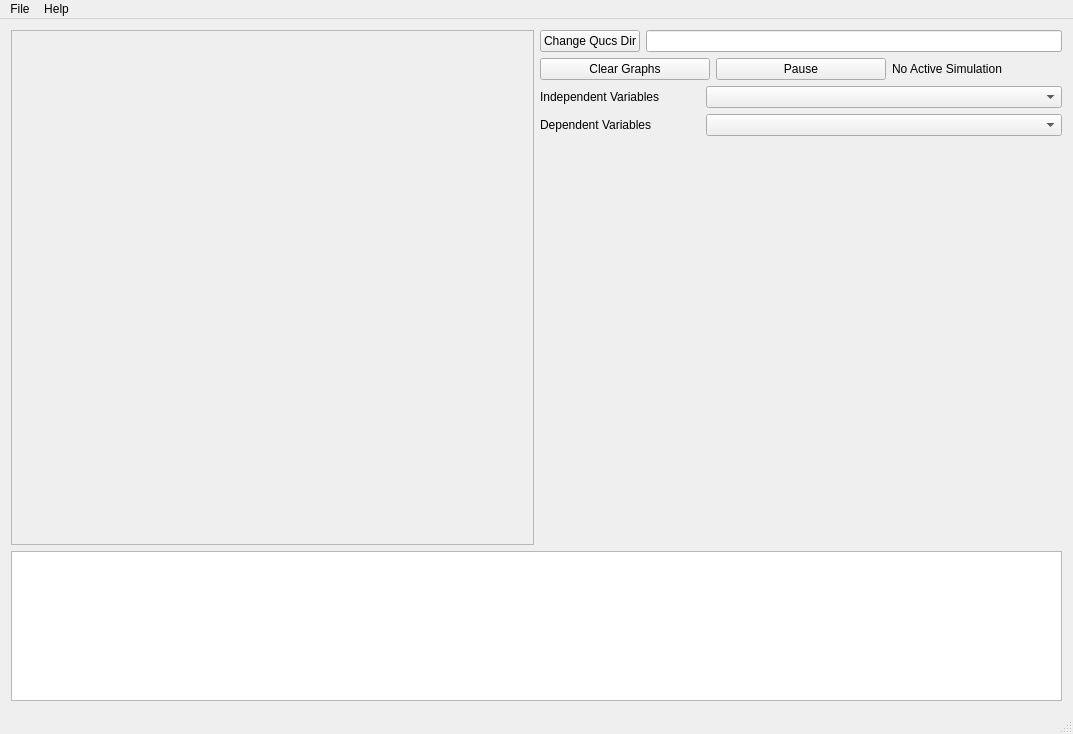
Old version of the form src/mainwindow.ui in the repository dom11990/ASCO_Visualizer.
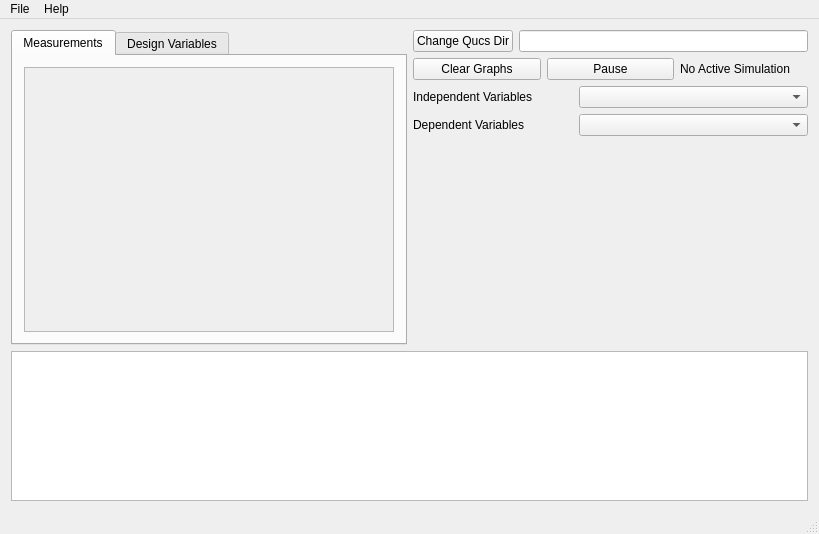
New version of the form. The open tabs and pages were chosen to show the change. Custom widgets are drawn as their Qt base class.

Commit message: moved graphs out to measurements and design variables tabs

Diff of the .ui file:
```diff
--- a/src/mainwindow.ui
+++ b/src/mainwindow.ui
@@ -6,8 +6,8 @@
    <rect>
     <x>0</x>
     <y>0</y>
-    <width>1073</width>
-    <height>734</height>
+    <width>819</width>
+    <height>534</height>
    </rect>
   </property>
   <property name="windowTitle">
@@ -25,7 +25,113 @@
         <property name="bottomMargin">
          <number>0</number>
         </property>
+        <item row="5" column="1">
+         <widget class="ASCO_Parameter" name="w_sim_display" native="true">
+          <property name="enabled">
+           <bool>true</bool>
+          </property>
+          <property name="sizePolicy">
+           <sizepolicy hsizetype="Preferred" vsizetype="Expanding">
+            <horstretch>0</horstretch>
+            <verstretch>0</verstretch>
+           </sizepolicy>
+          </property>
+         </widget>
+        </item>
+        <item row="4" column="1">
+         <layout class="QHBoxLayout" name="horizontalLayout_5">
+          <item>
+           <widget class="QLabel" name="lbl_depCombo">
+            <property name="sizePolicy">
+             <sizepolicy hsizetype="Fixed" vsizetype="Preferred">
+              <horstretch>0</horstretch>
+              <verstretch>0</verstretch>
+             </sizepolicy>
+            </property>
+            <property name="minimumSize">
+             <size>
+              <width>160</width>
+              <height>0</height>
+             </size>
+            </property>
+            <property name="maximumSize">
+             <size>
+              <width>16777215</width>
+              <height>16777215</height>
+             </size>
+            </property>
+            <property name="layoutDirection">
+             <enum>Qt::LeftToRight</enum>
+            </property>
+            <property name="text">
+             <string>Dependent Variables</string>
+            </property>
+            <property name="alignment">
+             <set>Qt::AlignLeading|Qt::AlignLeft|Qt::AlignVCenter</set>
+            </property>
+            <property name="margin">
+             <number>0</number>
+            </property>
+           </widget>
+          </item>
+          <item>
+           <widget class="QComboBox" name="cb_depVariables">
+            <property name="placeholderText">
+             <string/>
+            </property>
+           </widget>
+          </item>
+         </layout>
+        </item>
         <item row="3" column="1">
+         <layout class="QHBoxLayout" name="horizontalLayout_4">
+          <item>
+           <widget class="QLabel" name="lbl_indepCombo">
+            <property name="sizePolicy">
+             <sizepolicy hsizetype="Fixed" vsizetype="Preferred">
+              <horstretch>0</horstretch>
+              <verstretch>0</verstretch>
+             </sizepolicy>
+            </property>
+            <property name="minimumSize">
+             <size>
+              <width>160</width>
+              <height>0</height>
+             </size>
+            </property>
+            <property name="maximumSize">
+             <size>
+              <width>16777215</width>
+              <height>16777215</height>
+             </size>
+            </property>
+            <property name="layoutDirection">
+             <enum>Qt::LeftToRight</enum>
+            </property>
+            <property name="text">
+             <string>Independent Variables</string>
+            </property>
+            <property name="alignment">
+             <set>Qt::AlignLeading|Qt::AlignLeft|Qt::AlignVCenter</set>
+            </property>
+            <property name="margin">
+             <number>0</number>
+            </property>
+           </widget>
+          </item>
+          <item>
+           <widget class="QComboBox" name="cb_indepVariables">
+            <property name="currentText">
+             <string/>
+            </property>
+            <property name="placeholderText">
+             <string/>
+            </property>
+           </widget>
+          </item>
+         </layout>
+        </item>
+        <item row="2" column="1">
          <layout class="QHBoxLayout" name="horizontalLayout_3">
           <property name="spacing">
            <number>6</number>
@@ -71,55 +177,7 @@
           </item>
          </layout>
         </item>
-        <item row="4" column="1">
-         <layout class="QHBoxLayout" name="horizontalLayout_4">
-          <item>
-           <widget class="QLabel" name="lbl_indepCombo">
-            <property name="sizePolicy">
-             <sizepolicy hsizetype="Fixed" vsizetype="Preferred">
-              <horstretch>0</horstretch>
-              <verstretch>0</verstretch>
-             </sizepolicy>
-            </property>
-            <property name="minimumSize">
-             <size>
-              <width>160</width>
-              <height>0</height>
-             </size>
-            </property>
-            <property name="maximumSize">
-             <size>
-              <width>16777215</width>
-              <height>16777215</height>
-             </size>
-            </property>
-            <property name="layoutDirection">
-             <enum>Qt::LeftToRight</enum>
-            </property>
-            <property name="text">
-             <string>Independent Variables</string>
-            </property>
-            <property name="alignment">
-             <set>Qt::AlignLeading|Qt::AlignLeft|Qt::AlignVCenter</set>
-            </property>
-            <property name="margin">
-             <number>0</number>
-            </property>
-           </widget>
-          </item>
-          <item>
-           <widget class="QComboBox" name="cb_indepVariables">
-            <property name="currentText">
-             <string/>
-            </property>
-            <property name="placeholderText">
-             <string/>
-            </property>
-           </widget>
-          </item>
-         </layout>
-        </item>
-        <item row="2" column="1">
+        <item row="1" column="1">
          <layout class="QHBoxLayout" name="horizontalLayout_2">
           <property name="bottomMargin">
            <number>0</number>
@@ -133,65 +191,13 @@
           </item>
           <item>
            <widget class="QLineEdit" name="le_pathDisplay">
-            <property name="text">
-             <string/>
-            </property>
-           </widget>
-          </item>
-         </layout>
-        </item>
-        <item row="6" column="1">
-         <widget class="ASCO_Parameter" name="w_sim_display" native="true">
-          <property name="enabled">
-           <bool>true</bool>
-          </property>
-          <property name="sizePolicy">
-           <sizepolicy hsizetype="Preferred" vsizetype="Expanding">
-            <horstretch>0</horstretch>
-            <verstretch>0</verstretch>
-           </sizepolicy>
-          </property>
-         </widget>
-        </item>
-        <item row="5" column="1">
-         <layout class="QHBoxLayout" name="horizontalLayout_5">
-          <item>
-           <widget class="QLabel" name="lbl_depCombo">
-            <property name="sizePolicy">
-             <sizepolicy hsizetype="Fixed" vsizetype="Preferred">
-              <horstretch>0</horstretch>
-              <verstretch>0</verstretch>
-             </sizepolicy>
-            </property>
             <property name="minimumSize">
              <size>
-              <width>160</width>
+              <width>100</width>
               <height>0</height>
              </size>
             </property>
-            <property name="maximumSize">
-             <size>
-              <width>16777215</width>
-              <height>16777215</height>
-             </size>
-            </property>
-            <property name="layoutDirection">
-             <enum>Qt::LeftToRight</enum>
-            </property>
             <property name="text">
-             <string>Dependent Variables</string>
-            </property>
-            <property name="alignment">
-             <set>Qt::AlignLeading|Qt::AlignLeft|Qt::AlignVCenter</set>
-            </property>
-            <property name="margin">
-             <number>0</number>
-            </property>
-           </widget>
-          </item>
-          <item>
-           <widget class="QComboBox" name="cb_depVariables">
-            <property name="placeholderText">
              <string/>
             </property>
            </widget>
@@ -201,20 +207,83 @@
        </layout>
       </item>
       <item row="0" column="0">
-       <widget class="QScrollArea" name="scrollArea">
-        <property name="widgetResizable">
-         <bool>true</bool>
+       <widget class="QTabWidget" name="tabWidget">
+        <property name="minimumSize">
+         <size>
+          <width>300</width>
+          <height>0</height>
+         </size>
         </property>
-        <widget class="QWidget" name="scrollAreaWidgetContents">
-         <property name="geometry">
-          <rect>
-           <x>0</x>
-           <y>0</y>
-           <width>523</width>
-           <height>507</height>
-          </rect>
-         </property>
-         <layout class="QVBoxLayout" name="verticalLayout_3"/>
+        <property name="currentIndex">
+         <number>1</number>
+        </property>
+        <widget class="QWidget" name="tab_measurements">
+         <attribute name="title">
+          <string>Measurements</string>
+         </attribute>
+         <layout class="QVBoxLayout" name="verticalLayout">
+          <item>
+           <widget class="QScrollArea" name="scrollArea_1">
+            <property name="sizePolicy">
+             <sizepolicy hsizetype="Preferred" vsizetype="Preferred">
+              <horstretch>0</horstretch>
+              <verstretch>0</verstretch>
+             </sizepolicy>
+            </property>
+            <property name="widgetResizable">
+             <bool>true</bool>
+            </property>
+            <widget class="QWidget" name="scrollArea_measurements">
+             <property name="geometry">
+              <rect>
+               <x>0</x>
+               <y>0</y>
+               <width>429</width>
+               <height>354</height>
+              </rect>
+             </property>
+             <property name="sizePolicy">
+              <sizepolicy hsizetype="Preferred" vsizetype="Preferred">
+               <horstretch>0</horstretch>
+               <verstretch>0</verstretch>
+              </sizepolicy>
+             </property>
+             <layout class="QVBoxLayout" name="verticalLayout_4"/>
+            </widget>
+           </widget>
+          </item>
+         </layout>
+        </widget>
+        <widget class="QWidget" name="tab_designVariables">
+         <attribute name="title">
+          <string>Design Variables</string>
+         </attribute>
+         <layout class="QHBoxLayout" name="horizontalLayout">
+          <item>
+           <widget class="QScrollArea" name="scrollArea_2">
+            <property name="widgetResizable">
+             <bool>true</bool>
+            </property>
+            <widget class="QWidget" name="scrollArea_designVariables">
+             <property name="geometry">
+              <rect>
+               <x>0</x>
+               <y>0</y>
+               <width>376</width>
+               <height>260</height>
+              </rect>
+             </property>
+             <property name="sizePolicy">
+              <sizepolicy hsizetype="Preferred" vsizetype="Preferred">
+               <horstretch>0</horstretch>
+               <verstretch>0</verstretch>
+              </sizepolicy>
+             </property>
+             <layout class="QVBoxLayout" name="verticalLayout_5"/>
+            </widget>
+           </widget>
+          </item>
+         </layout>
         </widget>
        </widget>
       </item>
@@ -243,7 +312,7 @@
     <rect>
      <x>0</x>
      <y>0</y>
-     <width>1073</width>
+     <width>819</width>
      <height>30</height>
     </rect>
    </property>
```
The commit also changes 3 other files.
